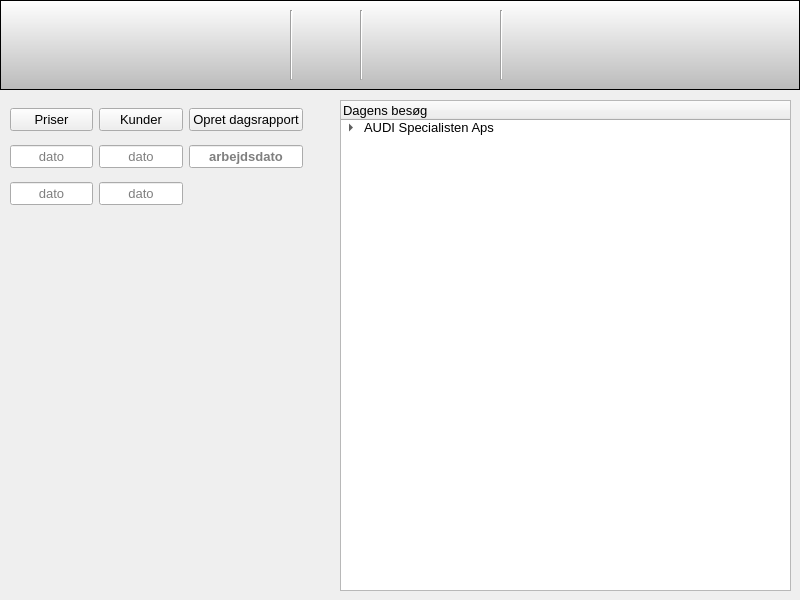
fhdk/eordre-app.pyqt, file buildtools/ui/main_window.ui: the form before one commit.
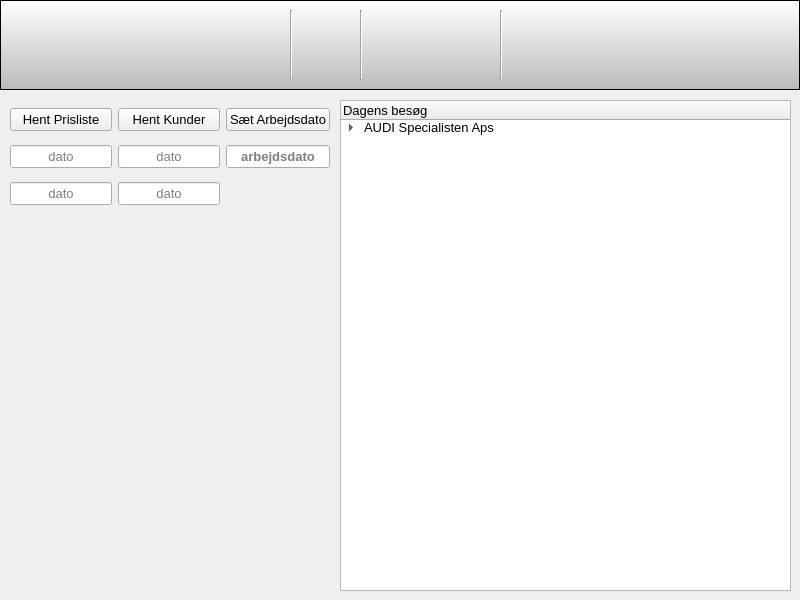
The form after the commit. The open tabs and pages were chosen to show the change. Icons and pictures are not drawn.

Patch:
```diff
--- a/buildtools/ui/main_window.ui
+++ b/buildtools/ui/main_window.ui
@@ -1122,7 +1122,7 @@
        <rect>
         <x>10</x>
         <y>10</y>
-        <width>293</width>
+        <width>320</width>
         <height>116</height>
        </rect>
       </property>
@@ -1157,7 +1157,7 @@
        <item row="1" column="2">
         <widget class="QPushButton" name="buttonGetPricelist">
          <property name="text">
-          <string>Priser</string>
+          <string>Hent Prisliste</string>
          </property>
         </widget>
        </item>
@@ -1191,7 +1191,7 @@
        <item row="1" column="3">
         <widget class="QPushButton" name="buttonGetCustomers">
          <property name="text">
-          <string>Kunder</string>
+          <string>Hent Kunder</string>
          </property>
         </widget>
        </item>
@@ -1263,7 +1263,7 @@
           <string>Her opretter du en dagsrapport datoen i feltet</string>
          </property>
          <property name="text">
-          <string>Opret dagsrapport</string>
+          <string>Sæt Arbejdsdato</string>
          </property>
         </widget>
        </item>
@@ -1289,7 +1289,7 @@
           <set>Qt::AlignCenter</set>
          </property>
          <property name="readOnly">
-          <bool>false</bool>
+          <bool>true</bool>
          </property>
          <property name="placeholderText">
           <string>arbejdsdato</string>
@@ -2647,7 +2647,7 @@
      <property name="geometry">
       <rect>
        <x>10</x>
-       <y>10</y>
+       <y>0</y>
        <width>70</width>
        <height>70</height>
       </rect>
```
Left out of the diff: 2 changed lines with no effect on the pictures.
